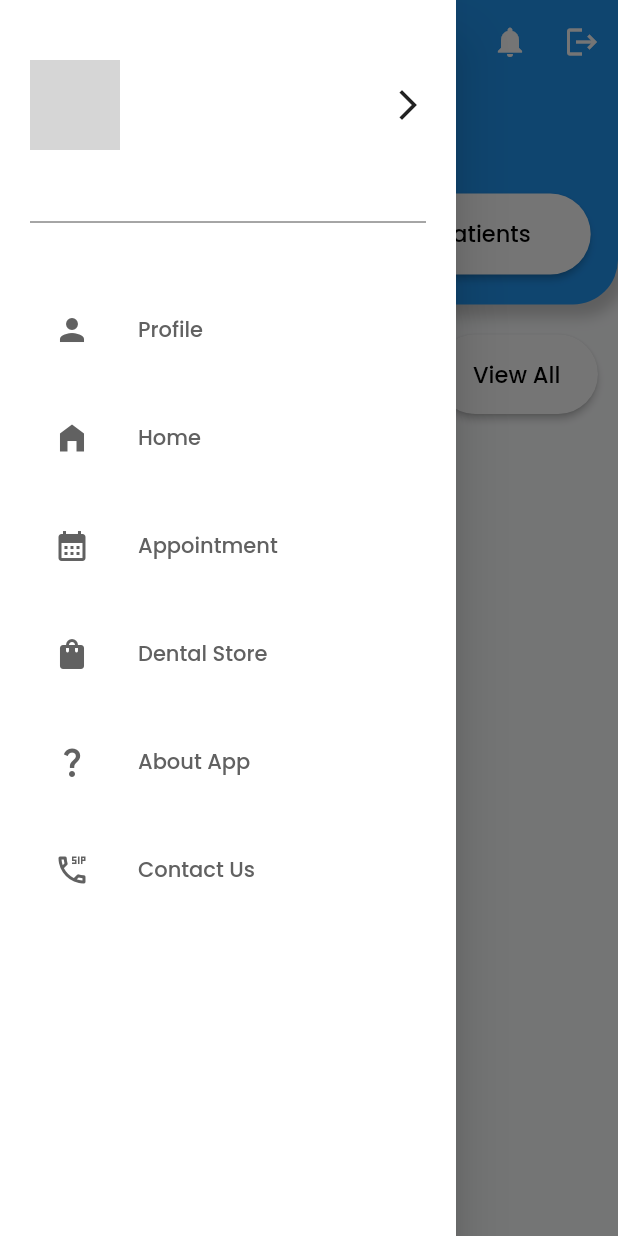
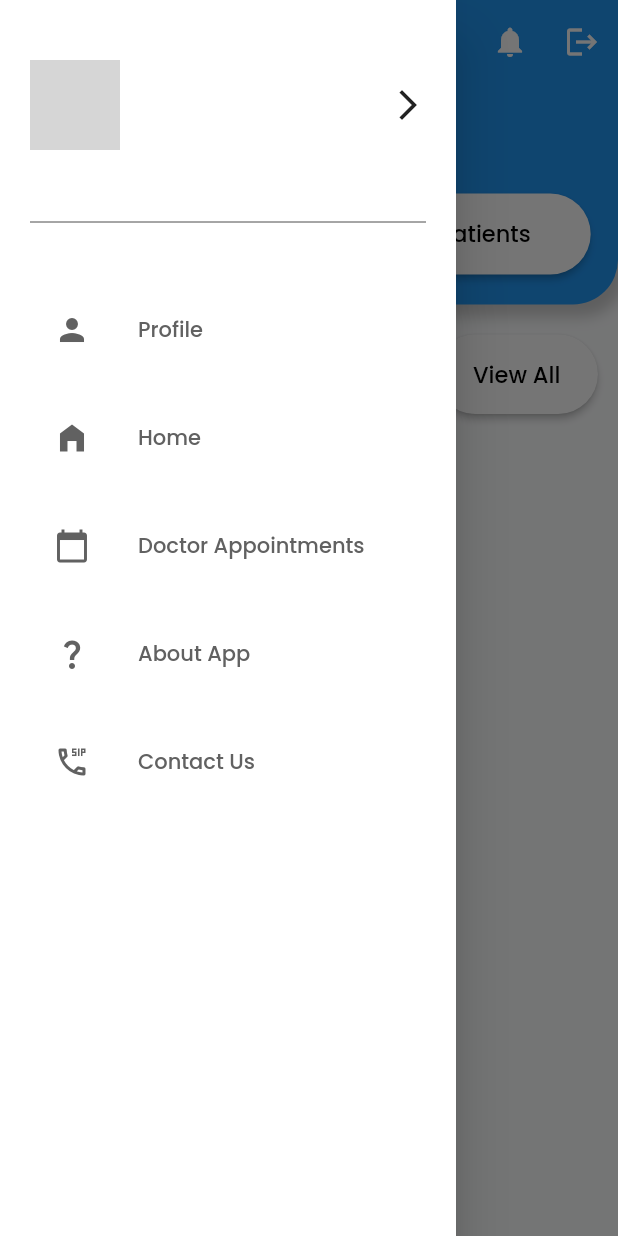
Before and after one commit to Adimno/WellFreshUpdated, a Flutter app: the Doctor screen opened directly, in the side drawer, after a tap on "Profile", on a phone screen of 412 x 824 dp. Run offline on Flutter 3.47's test engine with Material 2 defaults, Android fonts, the phone set to English and light mode, and no system bars; our stand-ins replace cloud_firestore, firebase_auth, firebase_core, firebase_storage, flutter_iconly, get and 1 more; accounts and stored records are empty; network calls fail; grey boxes are pictures that could not be loaded.

Commit message:
Fix navigation limit the menu auth by patient and doctor

```diff
--- a/lib/navigation_drawer_widget.dart
+++ b/lib/navigation_drawer_widget.dart
@@ -9,9 +9,21 @@ import 'user_page.dart';
 import 'about.dart';
 import 'doctor.dart';
 
+
+
+
 class NavigationDrawerWidget extends StatelessWidget {
   final padding = EdgeInsets.symmetric(horizontal: 20);
   final CollectionReference usersCollection = FirebaseFirestore.instance.collection('users');
+
+  Future<bool> isPatient(String userId) async {
+    final docSnapshot = await FirebaseFirestore.instance
+        .collection('users')
+        .doc(userId)
+        .get();
+    final userRole = docSnapshot.data()?['role'] as String?;
+    return userRole == 'patient';
+  }
 
   @override
   Widget build(BuildContext context) {
@@ -28,6 +40,7 @@ class NavigationDrawerWidget extends StatelessWidget {
               String name = '$firstname $lastname';
               String email = FirebaseAuth.instance.currentUser!.email!; // get email from FirebaseAuth
               String imageUrl = data.containsKey('imageUrl') ? data['imageUrl'] : 'assets/images/defaultuser.png'; // get imageUrl from Firestore, default image used if imageUrl is null
+              bool isPatient = data.containsKey('role') && data['role'] == 'Patient';
 
               return ListView(
                 children: <Widget>[
@@ -61,28 +74,34 @@ class NavigationDrawerWidget extends StatelessWidget {
                           onClicked: () => selectedItem(context, 1),
                         ),
                         const SizedBox(height: 16),
+                        if (isPatient)
                           buildMenuItem(
                             text: 'Appointment',
                             icon: Icons.calendar_month,
                             onClicked: () => selectedItem(context, 2),
                           ),
-                        const SizedBox(height: 16),
+                        if (!isPatient)
                           buildMenuItem(
+                            text: 'Doctor Appointments',
+                            icon: Icons.calendar_today,
+                            onClicked: () => selectedItem(context, 3),
+                          ),
+                        if (isPatient)buildMenuItem(
                           text: 'Dental Store',
                           icon: Icons.shopping_bag,
-                          onClicked: () => selectedItem(context, 3),
+                          onClicked: () => selectedItem(context, 4),
                         ),
                         const SizedBox(height: 16),
                         buildMenuItem(
                           text: 'About App',
                           icon: Icons.question_mark,
-                          onClicked: () => selectedItem(context, 4),
+                          onClicked: () => selectedItem(context, 5),
                         ),
                         const SizedBox(height: 16),
                         buildMenuItem(
                           text: 'Contact Us',
                           icon: Icons.dialer_sip_outlined,
-                          onClicked: () => selectedItem(context, 5),
+                          onClicked: () => selectedItem(context, 6),
                         ),
                       ],
                     ),
@@ -173,19 +192,32 @@ class NavigationDrawerWidget extends StatelessWidget {
             builder: (context) => Patient(),
           ));
           break;
-        case 3:
+      /* For Appointment
+        case 2:
           Navigator.of(context).push(MaterialPageRoute(
-            builder: (context) => const StoreScreen(),
+            builder: (context) => Contact(),
           ));
           break;
+
+       */
         case 4:
+          Navigator.of(context).push(MaterialPageRoute(
+            builder: (context) => StoreScreen(),
+          ));
+          break;
+        case 5:
           Navigator.of(context).push(MaterialPageRoute(
             builder: (context) => AboutPage(),
           ));
           break;
-        default:
-          ScaffoldMessenger.of(context).showSnackBar(
-              SnackBar(content: Text("Only patients can access this page")));
+      /* For contact
+        case 6:
+          Navigator.of(context).push(MaterialPageRoute(
+            builder: (context) => Contact(),
+          ));
+          break;
+
+       */
       }
     } else if (role == 'Doctor') {
       switch (index) {
@@ -198,19 +230,28 @@ class NavigationDrawerWidget extends StatelessWidget {
             builder: (context) => Doctor(),
           ));
           break;
+      /* For Doctor appointment
         case 3:
           Navigator.of(context).push(MaterialPageRoute(
-            builder: (context) => const StoreScreen(),
+            builder: (context) => Contact(),
           ));
           break;
-        case 4:
+
+       */
+        case 5:
           Navigator.of(context).push(MaterialPageRoute(
             builder: (context) => AboutPage(),
           ));
           break;
-        default:
-          ScaffoldMessenger.of(context).showSnackBar(
-              SnackBar(content: Text("Only Doctors can access this page")));
+
+      /* For contact
+        case 6:
+          Navigator.of(context).push(MaterialPageRoute(
+            builder: (context) => Contact(),
+          ));
+          break;
+
+       */
       }
     }
   }
```
Lines whose indentation alone changed are shown as unchanged.
